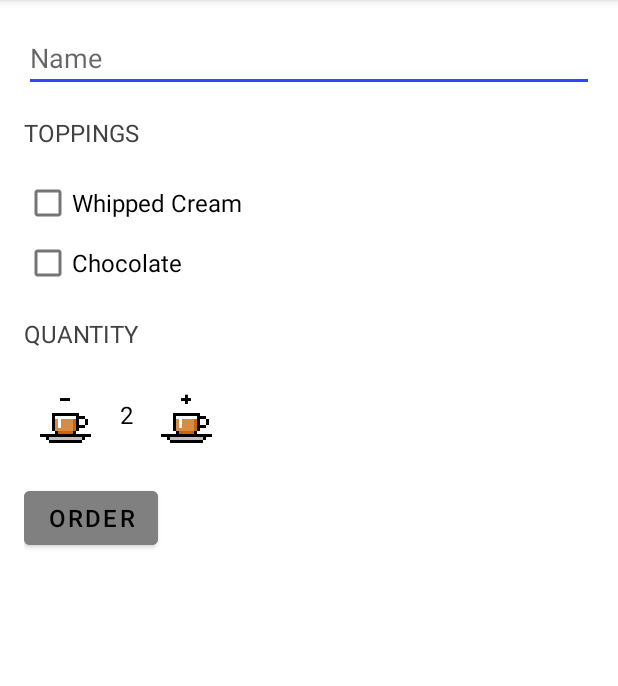
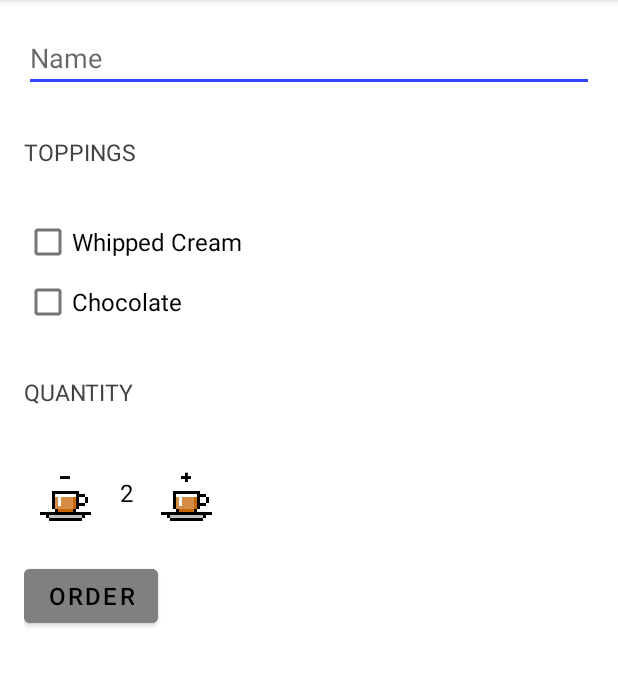
Before and after one commit to NarutoBratishka/Android-cost-calculator, an Android app: the screen it shows after launch (MainActivity), on a phone screen of 412 x 824 dp, the part 84-770 px from its top. Run offline under Robolectric (Android 15) with nearby library versions, the phone set to English and light mode, and no system bars.

Commit message:
add unified style for headers

```diff
--- a/app/src/main/java/com/example/android/justjava/MainActivity.java
+++ b/app/src/main/java/com/example/android/justjava/MainActivity.java
@@ -27,6 +27,7 @@ public class MainActivity extends AppCompatActivity {
         hasWhippedCream = findViewById(R.id.whipped_cream_id);
         hasChocolate = findViewById(R.id.chocolate_id);
         nameId = findViewById(R.id.name_id);
+
 
     }
 
--- a/app/src/main/res/layout-v21/activity_main.xml
+++ b/app/src/main/res/layout-v21/activity_main.xml
@@ -21,13 +21,10 @@
         android:layout_marginBottom="16dp"/>
 
     <TextView
-        android:layout_width="wrap_content"
-        android:layout_height="wrap_content"
         android:layout_marginBottom="16dp"
         android:text="@string/toppings"
-        android:textAllCaps="true"
         android:textColor="@color/cardview_dark_background"
-        android:textSize="16sp" />
+        style="@style/HeaderTextStyle"/>
 
     <CheckBox
         android:id="@+id/whipped_cream_id"
@@ -46,13 +43,10 @@
 
     <TextView
         android:id="@+id/quantity_word"
-        android:layout_width="wrap_content"
-        android:layout_height="wrap_content"
         android:layout_marginBottom="16dp"
         android:text="@string/quantity_word"
-        android:textAllCaps="true"
         android:textColor="@color/cardview_dark_background"
-        android:textSize="16sp" />
+        style="@style/HeaderTextStyle"/>
 
     <LinearLayout
         android:layout_width="wrap_content"
--- a/app/src/main/res/layout/activity_main.xml
+++ b/app/src/main/res/layout/activity_main.xml
@@ -16,13 +16,10 @@
         android:layout_marginBottom="16dp"/>
 
     <TextView
-        android:layout_width="wrap_content"
-        android:layout_height="wrap_content"
         android:layout_marginBottom="16dp"
         android:text="@string/toppings"
-        android:textAllCaps="true"
         android:textColor="@color/cardview_dark_background"
-        android:textSize="16sp" />
+        style="@style/HeaderTextStyle"/>
 
     <CheckBox
         android:id="@+id/whipped_cream_id"
@@ -41,13 +38,10 @@
 
     <TextView
         android:id="@+id/quantity_word"
-        android:layout_width="wrap_content"
-        android:layout_height="wrap_content"
         android:layout_marginBottom="16dp"
         android:text="@string/quantity_word"
-        android:textAllCaps="true"
         android:textColor="@color/cardview_dark_background"
-        android:textSize="16sp" />
+        style="@style/HeaderTextStyle" />
 
     <LinearLayout
         android:layout_width="wrap_content"
--- /dev/null
+++ b/app/src/main/res/values/style.xml
@@ -0,0 +1,10 @@
+<?xml version="1.0" encoding="utf-8"?>
+<resources>
+    <style name="HeaderTextStyle">
+        <item name="android:layout_width">wrap_content</item>
+        <item name="android:layout_height">48dp</item>
+        <item name="android:gravity">center_vertical</item>
+        <item name="textAllCaps">true</item>
+        <item name="android:textSize">15sp</item>
+    </style>
+</resources>
```
